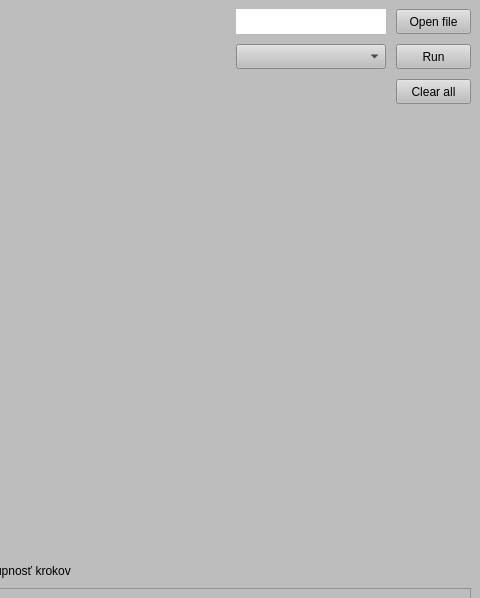
Qt form gui/responsive.ui (PavolHradsky/PIS-bonus) before a commit; both pictures show x 650 to 1130 and y 0 to 598 of the 1130 by 789 pixel window.
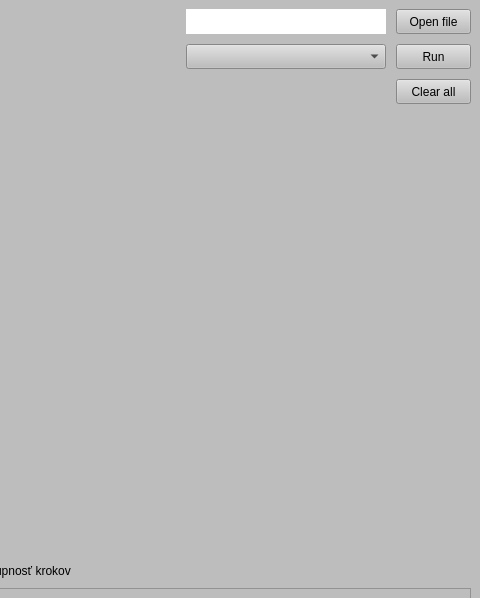
The same form after that commit.

Commit message: another window works

The edit to the form file:
```diff
--- a/gui/responsive.ui
+++ b/gui/responsive.ui
@@ -69,13 +69,13 @@
            <widget class="QLabel" name="fileNameLabel">
             <property name="minimumSize">
              <size>
-              <width>150</width>
+              <width>200</width>
               <height>25</height>
              </size>
             </property>
             <property name="maximumSize">
              <size>
-              <width>150</width>
+              <width>200</width>
               <height>25</height>
              </size>
             </property>
@@ -120,13 +120,13 @@
             </property>
             <property name="minimumSize">
              <size>
-              <width>150</width>
+              <width>200</width>
               <height>25</height>
              </size>
             </property>
             <property name="maximumSize">
              <size>
-              <width>150</width>
+              <width>200</width>
               <height>25</height>
              </size>
             </property>
@@ -199,7 +199,7 @@
           </property>
           <property name="sizeHint" stdset="0">
            <size>
-            <width>20</width>
+            <width>30</width>
             <height>40</height>
            </size>
           </property>
```
The commit also changes 6 other files.
